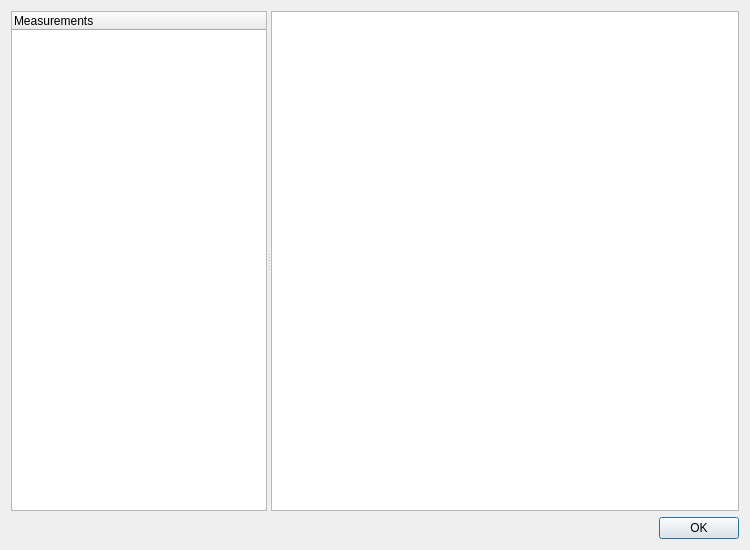
FashionFreedom/Seamly2D, file src/app/seamlyme/dialogs/dialogmdatabase.ui: the form before one commit.
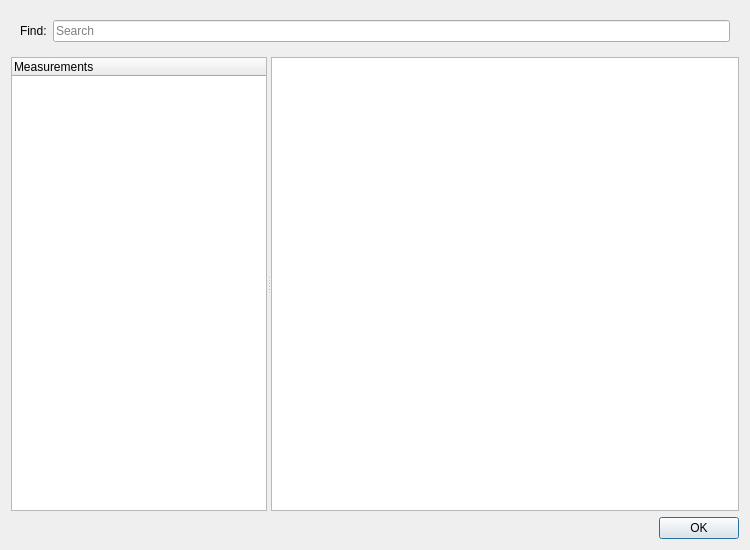
The form after the commit. Icons and pictures are not drawn.

Commit message: Some preliminary change to get filtering on measurements to work

The edit to the form file:
```diff
--- a/src/app/seamlyme/dialogs/dialogmdatabase.ui
+++ b/src/app/seamlyme/dialogs/dialogmdatabase.ui
@@ -24,6 +24,32 @@
    <bool>true</bool>
   </property>
   <layout class="QVBoxLayout" name="verticalLayout">
+   <item>
+    <widget class="QFrame" name="horizontalFrame">
+     <property name="sizePolicy">
+      <sizepolicy hsizetype="Expanding" vsizetype="Fixed">
+       <horstretch>0</horstretch>
+       <verstretch>0</verstretch>
+      </sizepolicy>
+     </property>
+     <layout class="QHBoxLayout" name="horizontalLayout_9">
+      <item>
+       <widget class="QLabel" name="labelFind">
+        <property name="text">
+         <string>Find:</string>
+        </property>
+       </widget>
+      </item>
+      <item>
+       <widget class="QLineEdit" name="lineEditFind">
+        <property name="placeholderText">
+         <string>Search</string>
+        </property>
+       </widget>
+      </item>
+     </layout>
+    </widget>
+   </item>
    <item>
     <widget class="QSplitter" name="splitter">
      <property name="orientation">
```
The commit also changes 2 other files.
